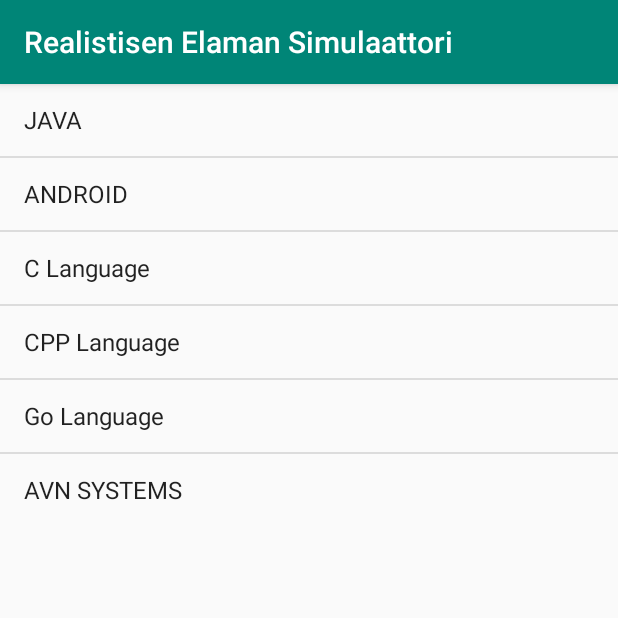
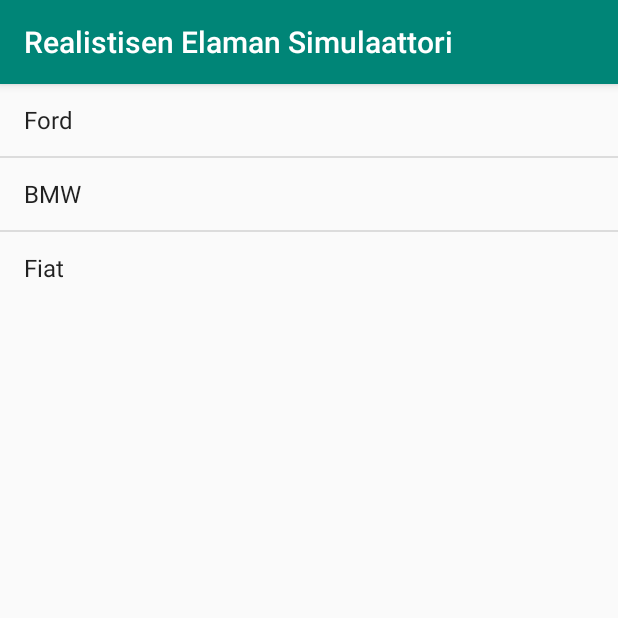
Before and after one commit to ToniMHeinonen/Realistisen-Elaman-Simulaattori, an Android app: the screen it shows after launch (ChooseScenarioActivity), on a phone screen of 412 x 824 dp, the top half of it. Run offline under Robolectric (Android 15) with nearby library versions, the phone set to English and light mode, and no system bars.

Commit message:
ChooseScenarioActivity: Load list values from json

```diff
--- a/app/src/main/java/muuttaa/myohemmin/realistisenelamansimulaattori/ChooseScenarioActivity.java
+++ b/app/src/main/java/muuttaa/myohemmin/realistisenelamansimulaattori/ChooseScenarioActivity.java
@@ -1,6 +1,7 @@
 package muuttaa.myohemmin.realistisenelamansimulaattori;
 
 import androidx.appcompat.app.AppCompatActivity;
+import muuttaa.myohemmin.realistisenelamansimulaattori.data.SaveSystem;
 
 import android.os.Bundle;
 import android.view.View;
@@ -10,8 +11,11 @@
 import android.widget.Toast;
 
 import java.util.ArrayList;
+import java.util.List;
 
 public class ChooseScenarioActivity extends AppCompatActivity {
+
+    JsonInterface json = new SaveSystem(this);
 
     @Override
     protected void onCreate(Bundle savedInstanceState) {
@@ -19,21 +23,15 @@
         setContentView(R.layout.activity_main);
 
         final ListView list = findViewById(R.id.list);
-        ArrayList<String> arrayList = new ArrayList<>();
-        arrayList.add("JAVA");
-        arrayList.add("ANDROID");
-        arrayList.add("C Language");
-        arrayList.add("CPP Language");
-        arrayList.add("Go Language");
-        arrayList.add("AVN SYSTEMS");
+        List<String> scenarios = json.getScenarioList();
         ArrayAdapter<String> arrayAdapter = new ArrayAdapter<String>(this,
-                android.R.layout.simple_list_item_1, arrayList);
+                android.R.layout.simple_list_item_1, scenarios);
         list.setAdapter(arrayAdapter);
         list.setOnItemClickListener(new AdapterView.OnItemClickListener() {
             @Override
             public void onItemClick(AdapterView<?> parent, View view, int position, long id) {
                 String clickedItem=(String) list.getItemAtPosition(position);
-                Toast.makeText(ChooseScenarioActivity.this,clickedItem,Toast.LENGTH_LONG).show();
+                json.setCurrentScenario(clickedItem);
             }
         });
     }
```
